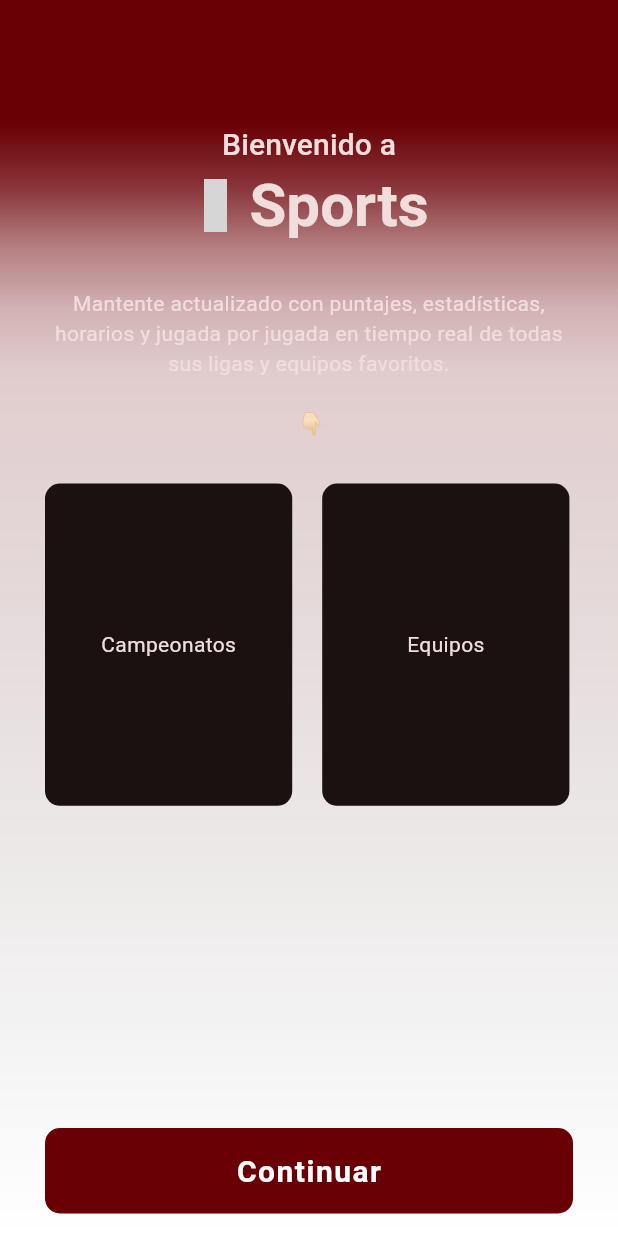
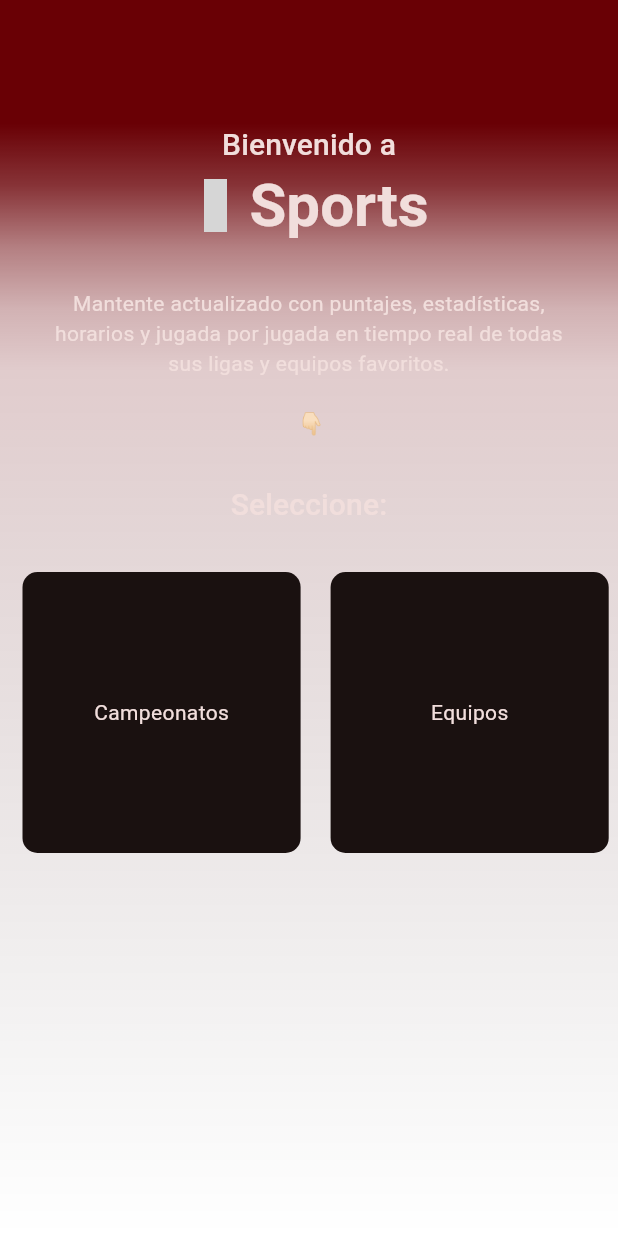
Before and after one commit to UsmDesarrolloMovil/frontend_flutter, a Flutter app: the screen it shows after launch, on a phone screen of 412 x 824 dp. Run offline on Flutter 3.47's test engine with Material 3 defaults, Android fonts, the light colour scheme and no system bars; our stand-ins replace animate_do, flutter_dotenv, flutter_material_design_icons, go_router, google_fonts; project files that could hold a hidden picture were left out; grey boxes are pictures that could not be loaded.

Commit message:
home finished

```diff
--- a/lib/src/screens/home_screen.dart
+++ b/lib/src/screens/home_screen.dart
@@ -1,31 +1,52 @@
-import 'dart:math';
-
 import 'package:esports_app/src/widgets/custom_filled_button.dart';
 import 'package:esports_app/src/widgets/gradient_scaffold.dart';
-import 'package:flutter/cupertino.dart';
 import 'package:flutter/material.dart';
-import 'package:flutter/widgets.dart';
 import 'package:flutter_material_design_icons/flutter_material_design_icons.dart';
+import 'package:go_router/go_router.dart';
 
-class HomeScreen extends StatelessWidget {
+class HomeScreen extends StatefulWidget {
   const HomeScreen({super.key});
 
   @override
+  State<HomeScreen> createState() => _HomeScreenState();
+}
+
+class _HomeScreenState extends State<HomeScreen> {
+  int? selectedContainer;
+
+  void changeSelection(int containerReference) {
+    setState(() {
+      selectedContainer = containerReference;
+    });
+  }
+
+  int? getSelection() {
+    return selectedContainer;
+  }
+
+  @override
   Widget build(BuildContext context) {
-    return const GradientScaffold(
-      body: Padding(
-        padding: EdgeInsets.symmetric(horizontal: 30),
-        child: Column(
+    return GradientScaffold(
+      body: Column(
         crossAxisAlignment: CrossAxisAlignment.center,
         children: [
-            _Header(),
-            SizedBox(height: 30),
-            _Content(),
-            Spacer(),
-            CustomFilledButton(),
-            SizedBox(height: 15),
+          const _Header(),
+          _Content(getSelection, changeSelection),
+          const Spacer(),
+          Visibility(
+            visible: selectedContainer != null,
+            child: CustomFilledButton(onPressed: () {
+              switch (getSelection()) {
+                case 0:
+                  context.push('/campeonatos');
+                case 1:
+                  context.push('/equipos');
+                default:
+              }
+            }),
+          ),
+          const SizedBox(height: 15),
         ],
-        ),
       ),
     );
   }
@@ -37,7 +58,9 @@ class _Header extends StatelessWidget {
   @override
   Widget build(BuildContext context) {
     final textStyles = Theme.of(context).textTheme;
-    return Column(
+    return Padding(
+      padding: const EdgeInsets.symmetric(horizontal: 30),
+      child: Column(
         children: [
           Text('Bienvenido a', style: textStyles.titleSmall),
           Row(
@@ -61,43 +84,77 @@ class _Header extends StatelessWidget {
             style: textStyles.bodyMedium,
             textAlign: TextAlign.center,
           ),
+          const SizedBox(height: 30),
+          Text(
+            'Seleccione:',
+            style: textStyles.titleSmall,
+            textAlign: TextAlign.center,
+          ),
         ],
+      ),
     );
   }
 }
 
 class _Content extends StatelessWidget {
-  const _Content({super.key});
+  final int? Function() getSelection;
+  final void Function(int) setSelection;
+  const _Content(this.getSelection, this.setSelection);
 
   @override
   Widget build(BuildContext context) {
     Size size = MediaQuery.of(context).size;
+    final selection = getSelection();
     final colors = Theme.of(context).colorScheme;
-    return Expanded(
+    final List<BoxShadow> boxshadow = [
+      BoxShadow(
+        color: colors.onError,
+        offset: const Offset(0, 0),
+        blurRadius: 16,
+        spreadRadius: 4,
+      )
+    ];
+    return SizedBox(
+      width: size.width,
+      height: size.height * 0.3,
       child: ListView(
+        physics: NeverScrollableScrollPhysics(),
+        padding: const EdgeInsets.symmetric(vertical: 30, horizontal: 15),
         scrollDirection: Axis.horizontal,
         children: [
-          Container(
-            width: size.width * 0.4,
+          InkResponse(
+            radius: 50,
+            splashColor: colors.onError,
+            onTap: () => setSelection(0),
+            child: Container(
+              width: size.width * 0.45,
               height: size.width * 0.5,
               decoration: BoxDecoration(
                 color: colors.background,
                 borderRadius: BorderRadius.circular(10),
+                boxShadow: selection != null && selection == 0 ? boxshadow : [],
               ),
               child: const Center(
                 child: Text('Campeonatos'),
               ),
             ),
+          ),
           const SizedBox(width: 20),
-          Container(
-            width: size.width * 0.4,
+          InkResponse(
+            radius: 50,
+            splashColor: colors.onError,
+            onTap: () => setSelection(1),
+            child: Container(
+              width: size.width * 0.45,
               height: size.width * 0.5,
               decoration: BoxDecoration(
                 color: colors.background,
                 borderRadius: BorderRadius.circular(10),
+                boxShadow: selection != null && selection == 1 ? boxshadow : [],
               ),
               child: const Center(
                 child: Text('Equipos'),
+              ),
             ),
           ),
         ],
--- a/lib/src/widgets/custom_filled_button.dart
+++ b/lib/src/widgets/custom_filled_button.dart
@@ -2,14 +2,15 @@ import 'package:flutter/material.dart';
 import 'package:animate_do/animate_do.dart';
 
 class CustomFilledButton extends StatelessWidget {
-  const CustomFilledButton({super.key});
+  final VoidCallback onPressed;
+  const CustomFilledButton({super.key, required this.onPressed});
 
   @override
   Widget build(BuildContext context) {
     final colors = Theme.of(context).colorScheme;
     Size size = MediaQuery.of(context).size;
     return SlideInUp(
-      delay: const Duration(milliseconds: 400),
+      delay: const Duration(milliseconds: 200),
       child: SizedBox(
         width: size.width,
         child: FilledButton(
@@ -21,7 +22,7 @@ class CustomFilledButton extends StatelessWidget {
             ),
             padding: const EdgeInsets.symmetric(vertical: 17),
           ),
-          onPressed: () {},
+          onPressed: onPressed,
           child: const Text('Continuar'),
         ),
       ),
```
Lines whose indentation alone changed are shown as unchanged.
